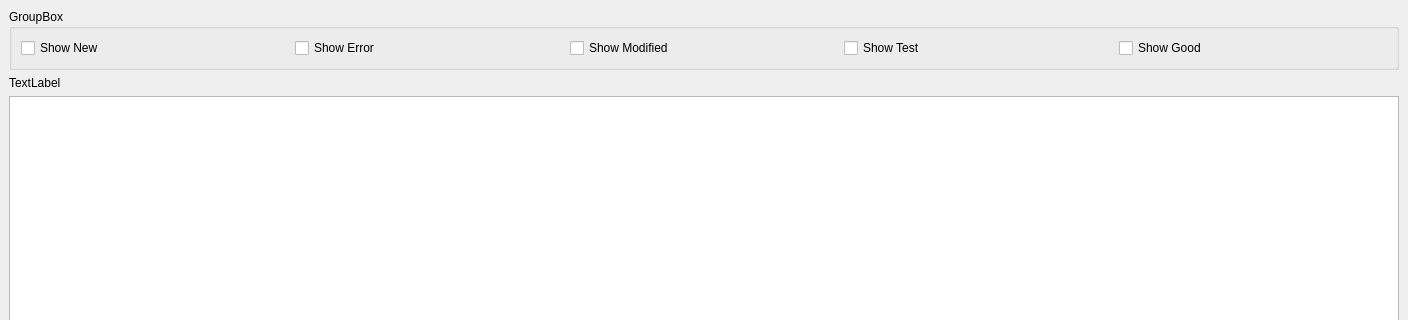
First picture: the form in UI/MainWindow.ui, repository jamesfwood/zchecksum, before the edit; both pictures show x 0 to 1408 and y 0 to 320 of the 1408 by 817 pixel window.
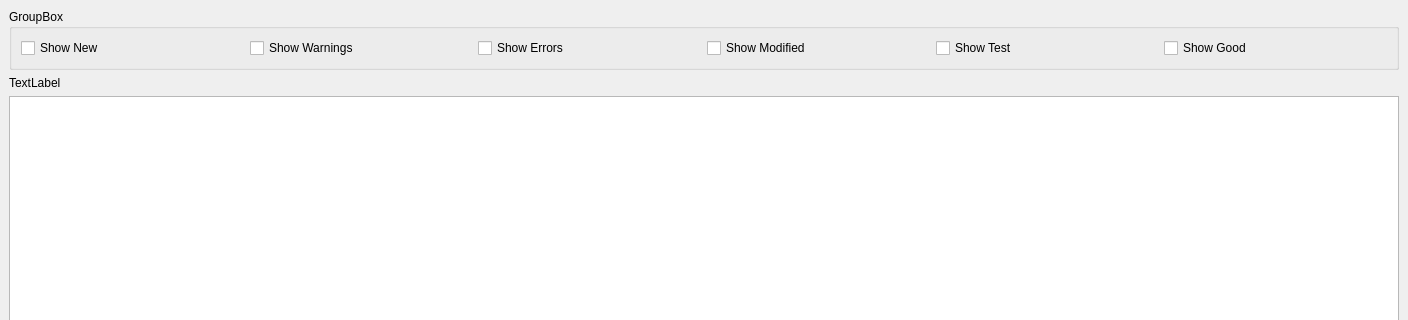
Second picture: the form after the edit.

```diff
--- a/UI/MainWindow.ui
+++ b/UI/MainWindow.ui
@@ -22,16 +22,23 @@
       </property>
       <layout class="QHBoxLayout" name="horizontalLayout">
        <item>
-        <widget class="QCheckBox" name="checkBox_6">
+        <widget class="QCheckBox" name="checkBox_4">
          <property name="text">
           <string>Show New</string>
          </property>
         </widget>
        </item>
+       <item>
+        <widget class="QCheckBox" name="checkBox_6">
+         <property name="text">
+          <string>Show Warnings</string>
+         </property>
+        </widget>
+       </item>
        <item>
         <widget class="QCheckBox" name="checkBox_5">
          <property name="text">
-          <string>Show Error</string>
+          <string>Show Errors</string>
          </property>
         </widget>
        </item>
```
